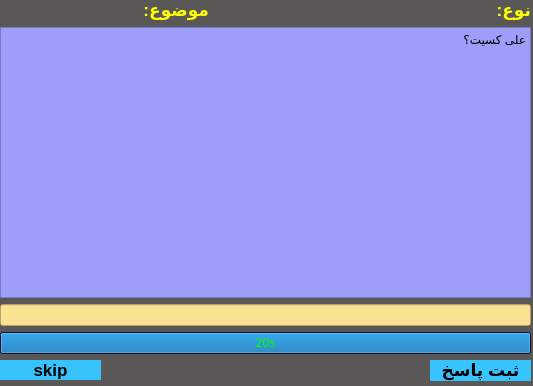
This is TicTocToeQuiz_clinet/shortquestion.ui in alireza1384848/AP-project as Qt 5 draws it before an edit. The edited form follows.
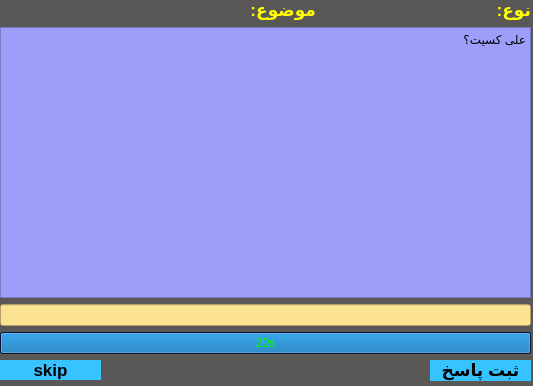
This is the edited form.

Commit message: Shortquestion , Multiplequestion and Numberquestion designed (V2)

```diff
--- a/TicTocToeQuiz_clinet/shortquestion.ui
+++ b/TicTocToeQuiz_clinet/shortquestion.ui
@@ -39,19 +39,6 @@
       </property>
      </widget>
     </item>
-    <item row="0" column="0">
-     <widget class="QLabel" name="category">
-      <property name="styleSheet">
-       <string notr="true">color: #29FF43;font-weight: 900;font-size: 17px;</string>
-      </property>
-      <property name="text">
-       <string/>
-      </property>
-      <property name="alignment">
-       <set>Qt::AlignRight|Qt::AlignTrailing|Qt::AlignVCenter</set>
-      </property>
-     </widget>
-    </item>
     <item row="2" column="0" colspan="5">
      <widget class="QLineEdit" name="answelineedit">
       <property name="styleSheet">
@@ -59,16 +46,6 @@
       </property>
      </widget>
     </item>
-    <item row="0" column="1">
-     <widget class="QLabel" name="cat_text_2">
-      <property name="styleSheet">
-       <string notr="true">color: yellow;font-weight: 900;font-size: 17px;</string>
-      </property>
-      <property name="text">
-       <string>موضوع:</string>
-      </property>
-     </widget>
-    </item>
     <item row="3" column="0" colspan="5">
      <widget class="QProgressBar" name="progressBar_2">
       <property name="styleSheet">
@@ -145,6 +122,29 @@
       </property>
      </widget>
     </item>
+    <item row="0" column="2">
+     <widget class="QLabel" name="cat_text_2">
+      <property name="styleSheet">
+       <string notr="true">color: yellow;font-weight: 900;font-size: 17px;</string>
+      </property>
+      <property name="text">
+       <string>موضوع:</string>
+      </property>
+     </widget>
+    </item>
+    <item row="0" column="0" colspan="2">
+     <widget class="QLabel" name="category">
+      <property name="styleSheet">
+       <string notr="true">color: #29FF43;font-weight: 900;font-size: 17px;</string>
+      </property>
+      <property name="text">
+       <string/>
+      </property>
+      <property name="alignment">
+       <set>Qt::AlignRight|Qt::AlignTrailing|Qt::AlignVCenter</set>
+      </property>
+     </widget>
+    </item>
    </layout>
   </widget>
  </widget>
```
Left out of the diff: 8 changed lines with no effect on the pictures. The commit also changes 19 other files.
